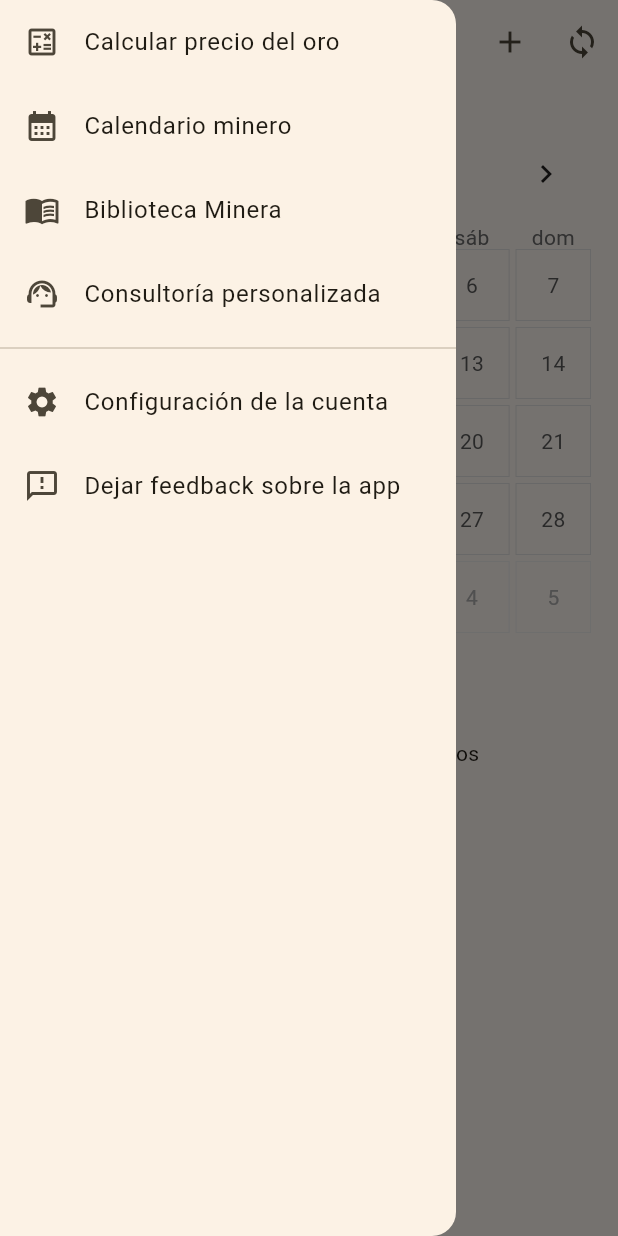
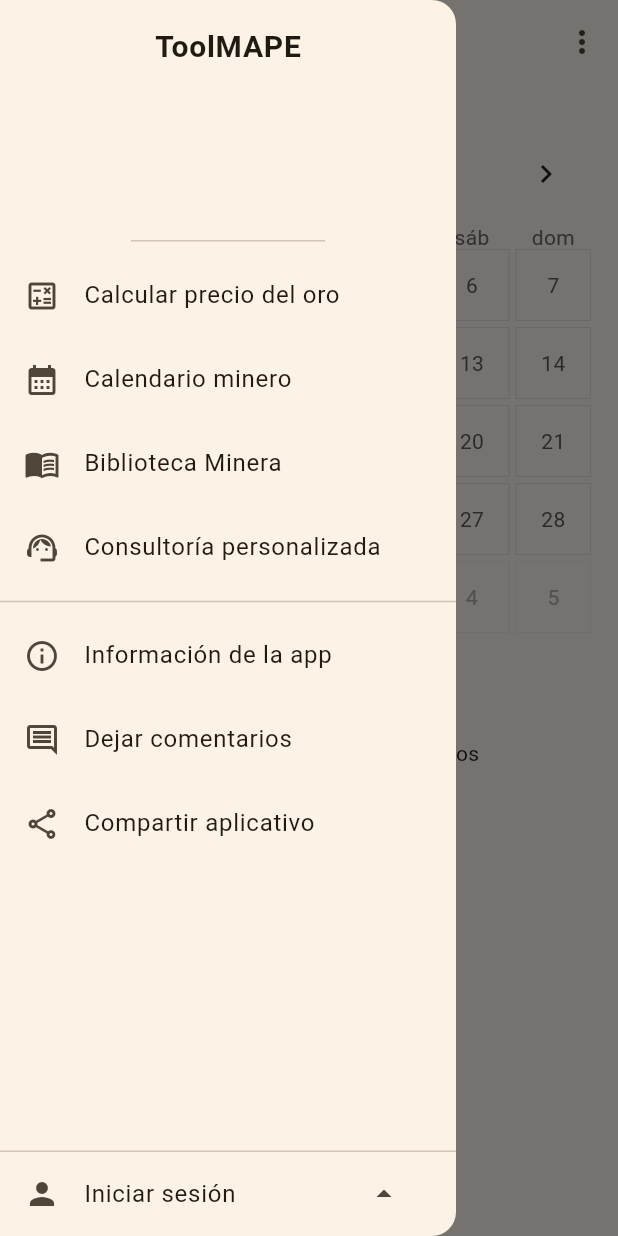
Before and after one commit to DeyviRodrigo/toolmape, a Flutter app: the CalendarioMineroScreen screen opened by its route, with the side drawer open, on a phone screen of 412 x 824 dp. Run offline on Flutter 3.47's test engine with Material 3 defaults, Android fonts, the phone set to English and light mode, and no system bars; drawn by our look-alikes of table_calendar; our stand-ins replace flutter_dotenv, flutter_local_notifications, flutter_riverpod, shared_preferences, supabase_flutter, timezone; accounts and stored records are empty; network calls fail.

Commit message:
feat: improve drawer and app shell

```diff
--- a/lib/app_shell.dart
+++ b/lib/app_shell.dart
@@ -1,11 +1,24 @@
 import 'package:flutter/material.dart';
 import 'presentation/widgets/app_drawer.dart';
+
+/// Data: AppShellAction - representa una acción del AppBar
+class AppShellAction {
+  final String label;
+  final IconData icon;
+  final VoidCallback onSelected;
+
+  const AppShellAction({
+    required this.label,
+    required this.icon,
+    required this.onSelected,
+  });
+}
 
 /// Widget: AppShell - estructura base con AppBar y Drawer.
 class AppShell extends StatelessWidget {
   final String title;
   final Widget body;
-  final List<Widget> actions;
+  final List<AppShellAction> actions;
   final VoidCallback onGoToCalculadora;
   final VoidCallback onGoToCalendario;
 
@@ -25,7 +38,30 @@ class AppShell extends StatelessWidget {
         onGoToCalculadora: onGoToCalculadora,
         onGoToCalendario: onGoToCalendario,
       ),
-      appBar: AppBar(title: Text(title), actions: actions),
+      appBar: AppBar(
+        title: Text(title),
+        actions: actions.isEmpty
+            ? null
+            : [
+                PopupMenuButton<int>(
+                  icon: const Icon(Icons.more_vert),
+                  onSelected: (index) => actions[index].onSelected(),
+                  itemBuilder: (ctx) => [
+                    for (int i = 0; i < actions.length; i++)
+                      PopupMenuItem<int>(
+                        value: i,
+                        child: Row(
+                          children: [
+                            Icon(actions[i].icon, size: 20),
+                            const SizedBox(width: 8),
+                            Text(actions[i].label),
+                          ],
+                        ),
+                      ),
+                  ],
+                )
+              ],
+      ),
       body: body,
     );
   }
--- a/lib/features/calendario/calendario_screen.dart
+++ b/lib/features/calendario/calendario_screen.dart
@@ -96,21 +96,39 @@ class _CalendarioMineroScreenState extends ConsumerState<CalendarioMineroScreen>
       onGoToCalendario: () =>
           Navigator.pushReplacementNamed(context, routeCalendario),
       actions: [
-        // Filtro
-        PopupMenuButton<EventFilter>(
-          tooltip: 'Filtrar',
-          icon: const Icon(Icons.filter_list),
-          onSelected: (f) => setState(() => _filtro = f),
-          itemBuilder: (_) => [
-            _itemFiltro(EventFilter.all, 'Todo', Icons.layers, _filtro),
-            _itemFiltro(EventFilter.general, 'Obligaciones', Icons.assignment_outlined, _filtro),
-            _itemFiltro(EventFilter.personal, 'Mis eventos', Icons.event, _filtro),
-          ],
+        AppShellAction(
+          label: 'Filtrar',
+          icon: Icons.filter_list,
+          onSelected: () async {
+            final f = await showDialog<EventFilter>(
+              context: context,
+              builder: (_) => SimpleDialog(
+                title: const Text('Filtrar'),
+                children: [
+                  SimpleDialogOption(
+                    onPressed: () => Navigator.pop(context, EventFilter.all),
+                    child: const Text('Todo'),
+                  ),
+                  SimpleDialogOption(
+                    onPressed: () => Navigator.pop(context, EventFilter.general),
+                    child: const Text('Obligaciones'),
+                  ),
+                  SimpleDialogOption(
+                    onPressed: () => Navigator.pop(context, EventFilter.personal),
+                    child: const Text('Mis eventos'),
+                  ),
+                ],
+              ),
+            );
+            if (f != null) {
+              setState(() => _filtro = f);
+            }
+          },
         ),
-        IconButton(
-          tooltip: 'Programar recordatorios',
-          icon: const Icon(Icons.notifications_active_outlined),
-          onPressed: () async {
+        AppShellAction(
+          label: 'Programar recordatorios',
+          icon: Icons.notifications_active_outlined,
+          onSelected: () async {
             final events = await ref.read(eventosMesProvider(_focused).future);
             final schedule = ScheduleNotifications(
               cancelAll: CalendarioNotifications.cancelAll,
@@ -129,11 +147,10 @@ class _CalendarioMineroScreenState extends ConsumerState<CalendarioMineroScreen>
             }
           },
         ),
-        // Nuevo evento (privado)
-        IconButton(
-          icon: const Icon(Icons.add),
-          tooltip: 'Nuevo evento',
-          onPressed: () async {
+        AppShellAction(
+          label: 'Nuevo evento',
+          icon: Icons.add,
+          onSelected: () async {
             final repo = ref.read(misEventosRepositoryProvider);
             if (repo.anonDisabled) {
               if (mounted) {
@@ -162,11 +179,10 @@ class _CalendarioMineroScreenState extends ConsumerState<CalendarioMineroScreen>
             }
           },
         ),
-
-        IconButton(
-          tooltip: 'Actualizar calendario',
-          icon: const Icon(Icons.sync),
-          onPressed: () async {
+        AppShellAction(
+          label: 'Actualizar calendario',
+          icon: Icons.sync,
+          onSelected: () async {
             final mes = DateTime(_focused.year, _focused.month, 1);
             ref.invalidate(eventosMesProvider(mes));
             await ref.read(eventosMesProvider(mes).future);
@@ -177,7 +193,28 @@ class _CalendarioMineroScreenState extends ConsumerState<CalendarioMineroScreen>
             }
           },
         ),
-
+        AppShellAction(
+          label: 'Buscar eventos',
+          icon: Icons.search,
+          onSelected: () async {
+            final events = await ref.read(eventosMesProvider(_focused).future);
+            final userEvents = await ref.read(
+              misEventosRangoProvider(
+                DateRange(start: _mesRango.start, end: _mesRango.end),
+              ).future,
+            );
+            final titles = [
+              ...events.map((e) => e.titulo),
+              ...userEvents.map((e) => e.titulo),
+            ];
+            if (mounted) {
+              await showSearch(
+                context: context,
+                delegate: _EventoSearchDelegate(titles),
+              );
+            }
+          },
+        ),
       ],
       body: Padding(
         padding: const EdgeInsets.all(16),
@@ -591,6 +628,42 @@ class _CalendarioMineroScreenState extends ConsumerState<CalendarioMineroScreen>
   }
 }
 
+class _EventoSearchDelegate extends SearchDelegate<void> {
+  final List<String> eventos;
+  _EventoSearchDelegate(this.eventos);
+
+  @override
+  List<Widget>? buildActions(BuildContext context) {
+    return [
+      if (query.isNotEmpty)
+        IconButton(onPressed: () => query = '', icon: const Icon(Icons.clear)),
+    ];
+  }
+
+  @override
+  Widget? buildLeading(BuildContext context) {
+    return IconButton(
+      icon: const Icon(Icons.arrow_back),
+      onPressed: () => close(context, null),
+    );
+  }
+
+  @override
+  Widget buildResults(BuildContext context) => _buildList();
+
+  @override
+  Widget buildSuggestions(BuildContext context) => _buildList();
+
+  Widget _buildList() {
+    final results = eventos
+        .where((e) => e.toLowerCase().contains(query.toLowerCase()))
+        .toList();
+    return ListView(
+      children: results.map((e) => ListTile(title: Text(e))).toList(),
+    );
+  }
+}
+
 /// Widget: _LegendItem - elemento de la leyenda del calendario.
 class _LegendItem extends StatelessWidget {
   final IconData icon;
--- a/lib/presentation/widgets/app_drawer.dart
+++ b/lib/presentation/widgets/app_drawer.dart
@@ -7,10 +7,12 @@ class AppDrawer extends StatelessWidget {
     super.key,
     required this.onGoToCalculadora,
     required this.onGoToCalendario,
+    this.username,
   });
 
   final VoidCallback onGoToCalculadora;
   final VoidCallback onGoToCalendario;
+  final String? username;
 
   /// Función: _go - ejecuta el callback y cierra el drawer.
   void _go(BuildContext context, VoidCallback callback) {
@@ -20,8 +22,18 @@ class AppDrawer extends StatelessWidget {
 
   @override
   Widget build(BuildContext context) {
+    final userLabel = username ?? 'Iniciar sesión';
     return Drawer(
       child: SafeArea(
+        child: Column(
+          children: [
+            const DrawerHeader(
+              child: Text(
+                'ToolMAPE',
+                style: TextStyle(fontSize: 20, fontWeight: FontWeight.bold),
+              ),
+            ),
+            Expanded(
               child: ListView(
                 padding: EdgeInsets.zero,
                 children: [
@@ -38,23 +50,64 @@ class AppDrawer extends StatelessWidget {
                   AppDrawerItem(
                     icon: Icons.menu_book_outlined,
                     title: 'Biblioteca Minera',
-              onTap: () { Navigator.pop(context); },
+                    onTap: () {
+                      Navigator.pop(context);
+                    },
                   ),
                   AppDrawerItem(
                     icon: Icons.support_agent,
                     title: 'Consultoría personalizada',
-              onTap: () { Navigator.pop(context); },
+                    onTap: () {
+                      Navigator.pop(context);
+                    },
                   ),
                   const Divider(),
                   AppDrawerItem(
-              icon: Icons.settings,
-              title: 'Configuración de la cuenta',
-              onTap: () { Navigator.pop(context); },
+                    icon: Icons.info_outline,
+                    title: 'Información de la app',
+                    onTap: () {
+                      Navigator.pop(context);
+                    },
                   ),
                   AppDrawerItem(
-              icon: Icons.feedback_outlined,
-              title: 'Dejar feedback sobre la app',
-              onTap: () { Navigator.pop(context); },
+                    icon: Icons.comment_outlined,
+                    title: 'Dejar comentarios',
+                    onTap: () {
+                      Navigator.pop(context);
+                    },
+                  ),
+                  AppDrawerItem(
+                    icon: Icons.share_outlined,
+                    title: 'Compartir aplicativo',
+                    onTap: () {
+                      Navigator.pop(context);
+                    },
+                  ),
+                ],
+              ),
+            ),
+            const Divider(height: 1),
+            ListTile(
+              leading: const Icon(Icons.person),
+              title: Text(userLabel),
+              trailing: PopupMenuButton<String>(
+                icon: const Icon(Icons.arrow_drop_up),
+                onSelected: (value) {
+                  Navigator.pop(context);
+                  // TODO: manejar acciones de la cuenta
+                },
+                itemBuilder: (context) => const [
+                  PopupMenuItem(
+                    value: 'config',
+                    child: Text('Configurar la cuenta'),
+                  ),
+                  PopupMenuItem(
+                    value: 'logout',
+                    child: Text('Cerrar sesión'),
+                  ),
+                ],
+              ),
+              onTap: () => Navigator.pop(context),
             ),
           ],
         ),
```
Also changed, not shown: lib/main.dart (+12 -0 lines). Lines whose indentation alone changed are shown as unchanged.
